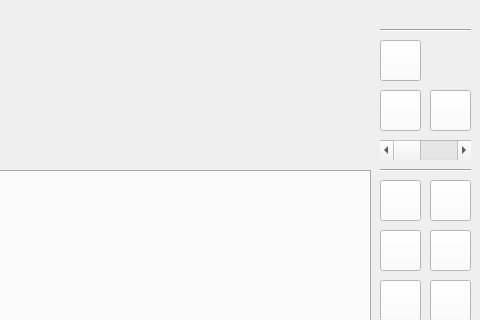
Before: the Qt Designer form Update/Logic_Gate_Simulator/dlg_home.ui in ElliotHarding/Logic-Gate-Simulator, drawn with Qt 5; both pictures show x 320 to 800 and y 0 to 320 of the 800 by 600 pixel window.
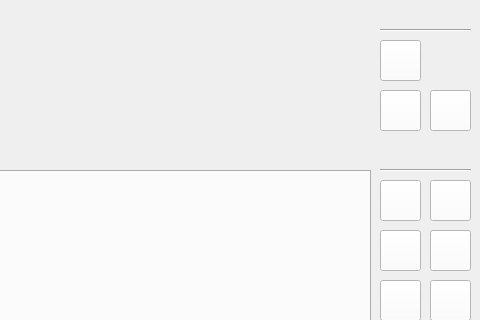
After: the same form once the commit is applied. Icons and pictures are not drawn.

Commit message: Updating zoom slider & fixed shutdown bug

What changed in the file:
```diff
--- a/Update/Logic_Gate_Simulator/dlg_home.ui
+++ b/Update/Logic_Gate_Simulator/dlg_home.ui
@@ -582,19 +582,6 @@
      </size>
     </property>
    </widget>
-   <widget class="QScrollBar" name="horizontalScrollBar">
-    <property name="geometry">
-     <rect>
-      <x>700</x>
-      <y>140</y>
-      <width>91</width>
-      <height>20</height>
-     </rect>
-    </property>
-    <property name="orientation">
-     <enum>Qt::Horizontal</enum>
-    </property>
-   </widget>
   </widget>
   <action name="actionNew_page">
    <property name="text">
```
The commit also changes 6 other files.
